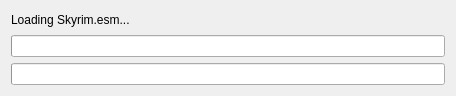
Qt form ui/FileProgressDialog.ui (kstemp/TESviewer) before a commit.
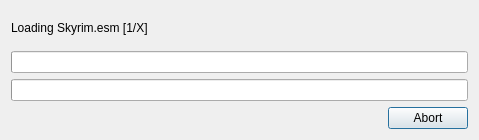
The same form after that commit.

```diff
--- a/ui/FileProgressDialog.ui
+++ b/ui/FileProgressDialog.ui
@@ -6,8 +6,8 @@
    <rect>
     <x>0</x>
     <y>0</y>
-    <width>456</width>
-    <height>96</height>
+    <width>479</width>
+    <height>140</height>
    </rect>
   </property>
   <property name="windowTitle">
@@ -19,7 +19,7 @@
      <item>
       <widget class="QLabel" name="label">
        <property name="text">
-        <string>Loading Skyrim.esm...</string>
+        <string>Loading Skyrim.esm [1/X]</string>
        </property>
       </widget>
      </item>
@@ -43,6 +43,30 @@
        </property>
       </widget>
      </item>
+     <item>
+      <layout class="QHBoxLayout" name="horizontalLayout">
+       <item>
+        <spacer name="horizontalSpacer">
+         <property name="orientation">
+          <enum>Qt::Horizontal</enum>
+         </property>
+         <property name="sizeHint" stdset="0">
+          <size>
+           <width>40</width>
+           <height>20</height>
+          </size>
+         </property>
+        </spacer>
+       </item>
+       <item>
+        <widget class="QPushButton" name="buttonAbort">
+         <property name="text">
+          <string>Abort</string>
+         </property>
+        </widget>
+       </item>
+      </layout>
+     </item>
     </layout>
    </item>
   </layout>
```
